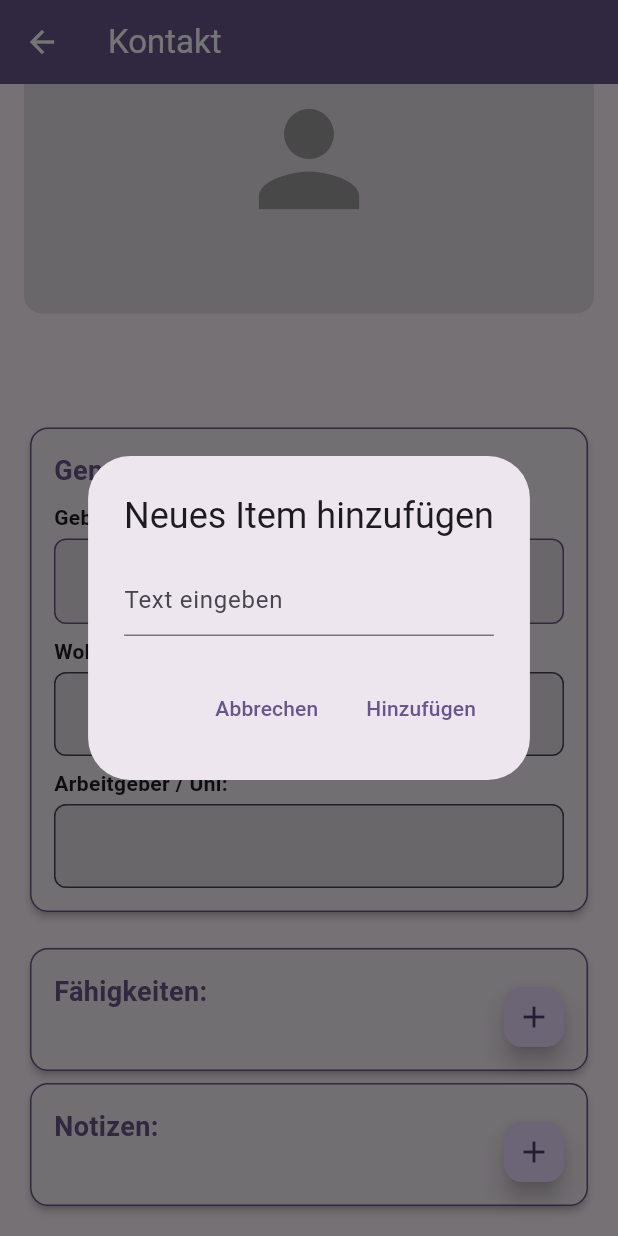
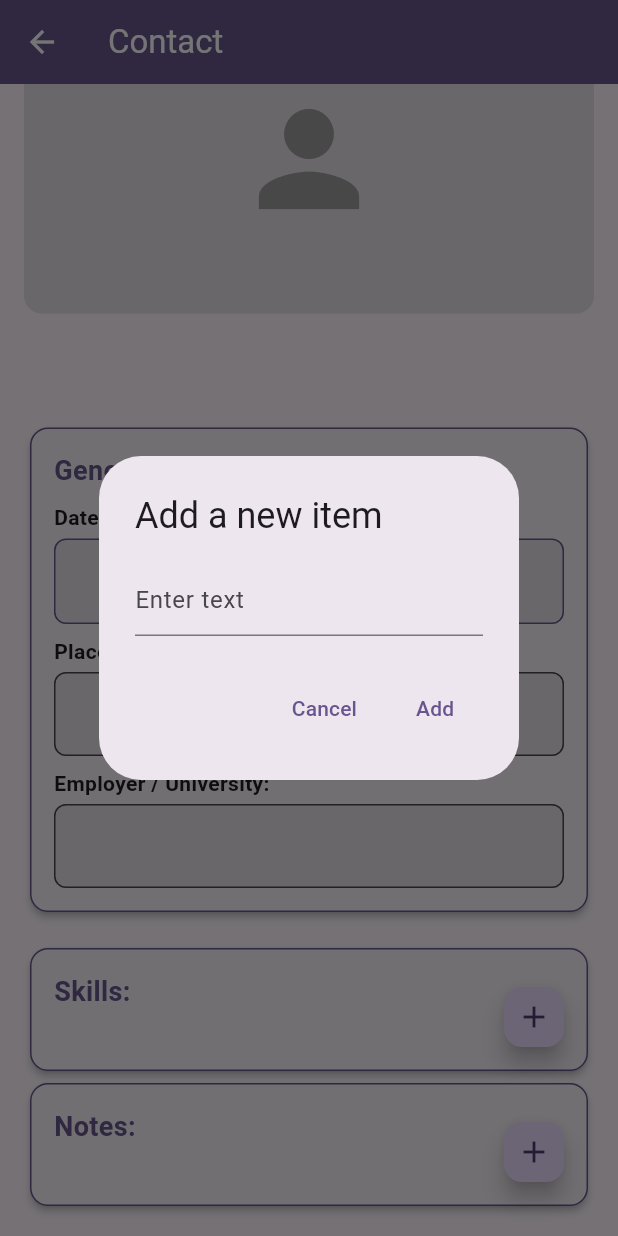
Before and after one commit to Driemtax/connect2, a Flutter app: the PersonCardView screen opened directly with empty values, scrolled down 69 dp, after a tap on the "add" icon, on a phone screen of 412 x 824 dp. Run offline on Flutter 3.47's test engine with Material 3 defaults, Android fonts, the phone set to English and light mode, and no system bars; our stand-ins replace flutter_contacts, flutter_i18n, image_picker, permission_handler, shared_preferences, sqflite; accounts and stored records are empty; statements that could not run were skipped.

Commit message:
feat: en i18 for person_card_view

```diff
--- a/assets/flutter_i18n/en.json
+++ b/assets/flutter_i18n/en.json
@@ -6,6 +6,23 @@
         "navbar_card": "Own Card"
     },
     "person_view":{
+        "new_item": "Add a new item",
+        "enter_text": "Enter text",
+        "empty_field_error": "Field is not allowd to be empty",
+        "cancel": "Cancel",
+        "add": "Add",
+        "camera_galarie_permission_required": "Permission required",
+        "camera_galarie_permission_explained": "This permission is required to access the camera and gallery",
+        "to_settings": "Open settings",
+        "gallery": "Gallery",
+        "camera": "Camera",
+        "contact": "Contact",
+        "birthday": "Date of birth",
+        "address": "Place of residence",
+        "employer/uni": "Employer / University",
+        "skills": "Skills",
+        "notes": "Notes",
         "gen_info": "General Information"
+
     }
 }
--- a/lib/screens/person_card_view.dart
+++ b/lib/screens/person_card_view.dart
@@ -142,14 +142,14 @@ class _PersonCardViewState extends State<PersonCardView> {
         return StatefulBuilder(
           builder: (context, setState) {
             return AlertDialog(
-              title: const Text('Neues Item hinzufügen'),
+              title: Text(FlutterI18n.translate(context, "person_view.new_item")),
               content: Column(
                 mainAxisSize: MainAxisSize.min,
                 children: [
                   TextField(
                     decoration: InputDecoration(
-                      hintText: "Text eingeben",
-                      errorText: isError ? 'Feld darf nicht leer sein' : null,
+                      hintText: FlutterI18n.translate(context, "person_view.enter_text"),
+                      errorText: isError ? FlutterI18n.translate(context, "person_view.empty_field_error") : null,
                     ),
                     onChanged: (value) {
                       setState(() {
@@ -164,13 +164,13 @@ class _PersonCardViewState extends State<PersonCardView> {
               ),
               actions: <Widget>[
                 TextButton(
-                  child: const Text('Abbrechen'),
+                  child: Text(FlutterI18n.translate(context, "person_view.cancel")),
                   onPressed: () {
                     Navigator.of(context).pop();
                   },
                 ),
                 TextButton(
-                  child: const Text('Hinzufügen'),
+                  child: Text(FlutterI18n.translate(context, "person_view.add")),
                   onPressed: () {
                     if (itemText.isEmpty) {
                       setState(() {
@@ -229,18 +229,18 @@ class _PersonCardViewState extends State<PersonCardView> {
     context: context,
     builder: (BuildContext context) {
       return AlertDialog(
-        title: const Text('Berechtigung benötigt'),
-        content: const Text(
-            'Diese Berechtigung wird benötigt, um auf die Kamera oder die Galerie zugreifen zu können.'),
+        title: Text(FlutterI18n.translate(context, "person_view.camera_galarie_permission_required")),
+        content: Text(
+            FlutterI18n.translate(context, "person_view.camera_galarie_permission_explained")),
         actions: [
           TextButton(
-            child: const Text('Abbrechen'),
+            child: Text(FlutterI18n.translate(context, "person_view.cancel")),
             onPressed: () {
               Navigator.of(context).pop();
             },
           ),
           TextButton(
-            child: const Text('Zu den Einstellungen'),
+            child: Text(FlutterI18n.translate(context, "person_view.to_settings")),
             onPressed: () {
               Navigator.of(context).pop();
               openAppSettings();
@@ -262,7 +262,7 @@ class _PersonCardViewState extends State<PersonCardView> {
           children: [
             ListTile(
               leading: const Icon(Icons.photo),
-              title: const Text('Galerie'),
+              title: Text(FlutterI18n.translate(context, "person_view.gallery")),
               onTap: () {
                 Navigator.pop(context);
                 _pickImage(ImageSource.gallery);
@@ -270,7 +270,7 @@ class _PersonCardViewState extends State<PersonCardView> {
             ),
             ListTile(
               leading: const Icon(Icons.camera_alt),
-              title: const Text('Kamera'),
+              title: Text(FlutterI18n.translate(context, "person_view.camera")),
               onTap: () {
                 Navigator.pop(context);
                 _pickImage(ImageSource.camera);
@@ -292,7 +292,7 @@ class _PersonCardViewState extends State<PersonCardView> {
 
     return Scaffold(
       appBar: AppBar(
-        title: const Text('Kontakt'),
+        title: Text(FlutterI18n.translate(context, "person_view.contact")),
         backgroundColor: colorScheme.primary,
         foregroundColor: const Color.fromRGBO(255, 255, 255, 1),
         leading: IconButton(
@@ -352,11 +352,11 @@ class _PersonCardViewState extends State<PersonCardView> {
                 colorScheme,
                 FlutterI18n.translate(context, "person_view.gen_info"),
                 [
-                  _buildDatePickerRow("Geburtsdatum", _birthDate, colorScheme),
+                  _buildDatePickerRow(FlutterI18n.translate(context, "person_view.birthday"), _birthDate, colorScheme),
                   const SizedBox(height: 8),
-                  _buildEditableInfoRow("Wohnort", _residence, colorScheme),
+                  _buildEditableInfoRow(FlutterI18n.translate(context, "person_view.address"), _residence, colorScheme),
                   const SizedBox(height: 8),
-                  _buildEditableInfoRow("Arbeitgeber / Uni", _employer, colorScheme)
+                  _buildEditableInfoRow(FlutterI18n.translate(context, "person_view.employer/uni"), _employer, colorScheme)
                 ],
               ),
 
@@ -365,7 +365,7 @@ class _PersonCardViewState extends State<PersonCardView> {
               // Skills
               _buildInfoCard(
                 colorScheme,
-                'Fähigkeiten',
+                FlutterI18n.translate(context, "person_view.skills"),
                 [
                   ListView.builder(
                     shrinkWrap: true,
@@ -422,7 +422,7 @@ class _PersonCardViewState extends State<PersonCardView> {
               // Notizen
               _buildInfoCard(
                 colorScheme,
-                'Notizen',
+                FlutterI18n.translate(context, "person_view.notes"),
                 [
                   ListView.builder(
                     shrinkWrap: true,
```
